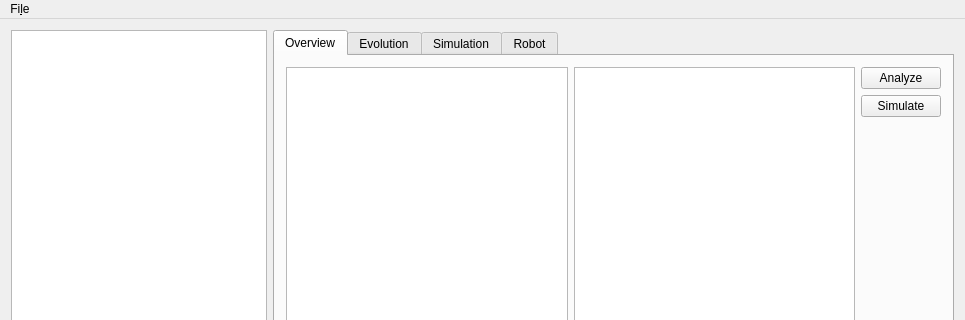
The window that mainwindow.ui (eagle2com/robogen-gui) describes before a commit, drawn with Qt 5; both pictures show x 0 to 965 and y 0 to 320 of the 965 by 584 pixel window.
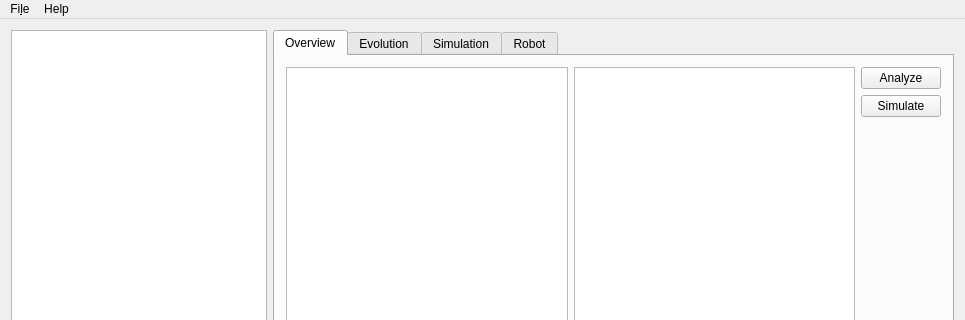
The same window after the commit. Icons and pictures are not drawn. Custom widgets are drawn as their Qt base class.

Diff of the .ui file:
```diff
--- a/mainwindow.ui
+++ b/mainwindow.ui
@@ -1243,7 +1243,14 @@
     <addaction name="separator"/>
     <addaction name="actionQuit"/>
    </widget>
+   <widget class="QMenu" name="menuHelp">
+    <property name="title">
+     <string>Help</string>
+    </property>
+    <addaction name="actionTutorial"/>
+   </widget>
    <addaction name="menuFile"/>
+   <addaction name="menuHelp"/>
   </widget>
   <widget class="QStatusBar" name="statusBar"/>
   <action name="actionEvolve">
```
Left out of the diff: 13 changed lines with no effect on the pictures.
